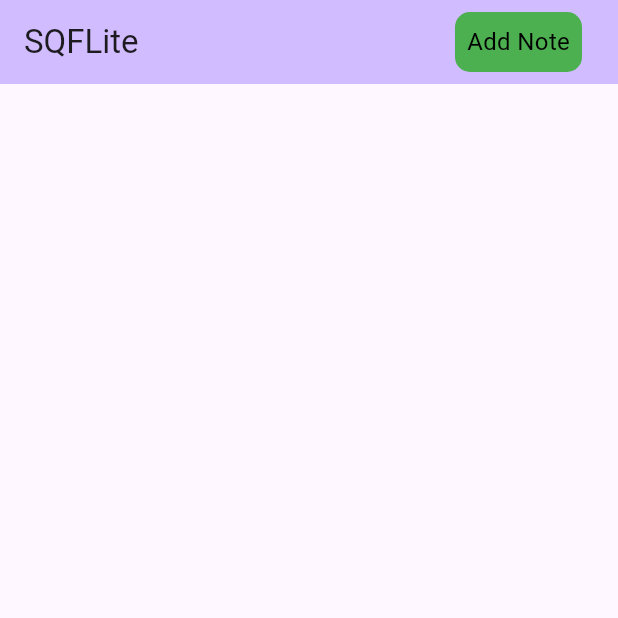
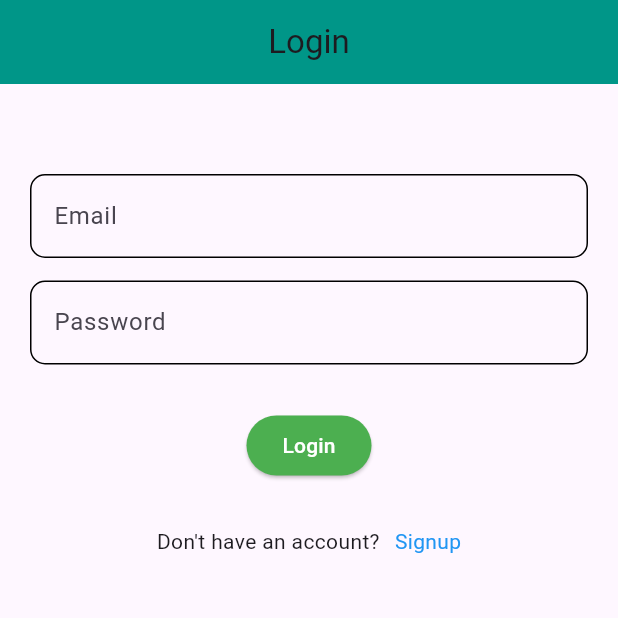
Before and after one commit to farhadkdm/batch2-code, a Flutter app: the screen it shows after launch, on a phone screen of 412 x 824 dp, the top half of it. Run offline on Flutter 3.47's test engine with Material 3 defaults, Android fonts, the light colour scheme and no system bars; our stand-ins replace firebase_auth, firebase_core, flutter_svg, fluttertoast, get_storage, google_fonts and 2 more; accounts and stored records are empty.

Commit message:
firebase

```diff
--- /dev/null
+++ b/lib/firebase/login_screen.dart
@@ -0,0 +1,101 @@
+import 'package:batch2/firebase/serives/firebase_service.dart';
+import 'package:batch2/firebase/signup_screen.dart';
+import 'package:flutter/material.dart';
+
+class LoginScreen extends StatefulWidget {
+  const LoginScreen({super.key});
+
+  @override
+  State<LoginScreen> createState() => _LoginScreenState();
+}
+
+class _LoginScreenState extends State<LoginScreen> {
+  TextEditingController emailController = TextEditingController();
+  TextEditingController passwordController = TextEditingController();
+  @override
+  Widget build(BuildContext context) {
+    return Scaffold(
+      appBar: AppBar(
+        backgroundColor: Colors.teal,
+        title: Text('Login'),
+        centerTitle: true,
+      ),
+      body: Padding(
+        padding: const EdgeInsets.only(top: 60,left: 20,right: 20),
+        child: Column(
+          children: [
+            TextField(
+              controller: emailController,
+              decoration: InputDecoration(
+                labelText: 'Email',
+                focusedBorder: OutlineInputBorder(
+                  borderRadius: BorderRadius.circular(10),
+                  borderSide: BorderSide(
+                    color: Colors.black,
+                    width: 1
+                  )),
+                enabledBorder: OutlineInputBorder(
+                  borderRadius: BorderRadius.circular(10),
+                  borderSide: BorderSide(
+                    color: Colors.black,
+                    width: 1
+                  )
+                )
+              ),
+            ),
+            SizedBox(
+              height: 15,
+            ),
+            TextField(
+              controller: passwordController,
+              decoration: InputDecoration(
+                labelText: 'Password',
+                focusedBorder: OutlineInputBorder(
+                  borderRadius: BorderRadius.circular(10),
+                  borderSide: BorderSide(
+                    color: Colors.black,
+                    width: 1
+                  )),
+                enabledBorder: OutlineInputBorder(
+                  borderRadius: BorderRadius.circular(10),
+                  borderSide: BorderSide(
+                    color: Colors.black,
+                    width: 1
+                  )
+                )
+              ),
+            ),
+            SizedBox(
+              height: 30,
+            ),
+            ElevatedButton(onPressed: (){
+              FirebaseService().signIn(emailAddress: emailController.text, password: passwordController.text,context: context);
+            },
+            style: ElevatedButton.styleFrom(
+              backgroundColor: Colors.green,
+              foregroundColor: Colors.white
+            ),
+            child: Text('Login')),
+            SizedBox(
+              height: 30,
+            ),
+            Row(
+            mainAxisAlignment: MainAxisAlignment.center,
+              children: [
+                Text('Don\'t have an account?'),
+                SizedBox(
+                  width: 10,
+                ),
+                GestureDetector(
+                  onTap: () {
+                    Navigator.push(context, MaterialPageRoute(builder: (context)=>SignupScreen()));
+                  },
+                  child: Text('Signup',style: TextStyle(color: Colors.blue),))
+              ],
+            )
+          ],
+        ),
+      ),
+    );
+  }
+}
--- /dev/null
+++ b/lib/firebase/serives/firebase_service.dart
@@ -0,0 +1,55 @@
+import 'package:batch2/firebase/home_screen.dart';
+import 'package:batch2/firebase/login_screen.dart';
+import 'package:firebase_auth/firebase_auth.dart';
+import 'package:flutter/material.dart';
+
+class FirebaseService{
+  signUp({required String emailAddress, required String password, context}) async
+  {
+    try {
+      var data = await FirebaseAuth.instance.createUserWithEmailAndPassword(
+        email: emailAddress,
+        password: password,
+      );
+    if(data.user!.uid.isNotEmpty)
+    {
+      Navigator.push(context, MaterialPageRoute(builder: (cotext)=>HomeScreen()));
+    }
+    else
+    {
+      Navigator.push(context, MaterialPageRoute(builder: (cotext)=>LoginScreen()));
+    }
+    } on FirebaseAuthException catch (e) {
+      if (e.code == 'weak-password') {
+        print('The password provided is too weak.');
+      } else if (e.code == 'email-already-in-use') {
+        print('The account already exists for that email.');
+      }
+    } catch (e) {
+      print(e);
+    }
+  }
+
+  signIn({required String emailAddress, required String password, context}) async{
+  try {
+    var data = await FirebaseAuth.instance.signInWithEmailAndPassword(
+      email: emailAddress,
+      password: password
+    );
+    if(data.user!.uid.isNotEmpty)
+    {
+      Navigator.push(context, MaterialPageRoute(builder: (cotext)=>HomeScreen()));
+    }
+    else
+    {
+      Navigator.push(context, MaterialPageRoute(builder: (cotext)=>LoginScreen()));
+    }
+  } on FirebaseAuthException catch (e) {
+    if (e.code == 'user-not-found') {
+      print('No user found for that email.');
+    } else if (e.code == 'wrong-password') {
+      print('Wrong password provided for that user.');
+    }
+  }
+}
+}
--- /dev/null
+++ b/lib/firebase/splash_screen.dart
@@ -0,0 +1,30 @@
+import 'package:batch2/firebase/home_screen.dart';
+import 'package:batch2/firebase/login_screen.dart';
+import 'package:firebase_auth/firebase_auth.dart';
+import 'package:flutter/material.dart';
+
+class SplashScreen extends StatefulWidget {
+  const SplashScreen({super.key});
+
+  @override
+  State<SplashScreen> createState() => _SplashScreenState();
+}
+
+class _SplashScreenState extends State<SplashScreen> {
+  @override
+  Widget build(BuildContext context) {
+    return Scaffold(
+      body: StreamBuilder(stream: FirebaseAuth.instance.authStateChanges(),
+      builder: (context,data){
+        if(data.hasData)
+        {
+          return HomeScreen();
+        }
+        else
+        {
+          return LoginScreen();
+        }
+      })
+    );
+  }
+}
--- a/lib/main.dart
+++ b/lib/main.dart
@@ -1,9 +1,15 @@
-import 'package:batch2/sqflite/screens/home_screen.dart';
+import 'package:batch2/firebase_options.dart';
+import 'package:firebase_core/firebase_core.dart';
 import 'package:flutter/material.dart';
 import 'package:get_storage/get_storage.dart';
 
+import 'firebase/splash_screen.dart';
+
 void main() async {
   WidgetsFlutterBinding.ensureInitialized();
+  await Firebase.initializeApp(
+    options: DefaultFirebaseOptions.currentPlatform,
+);
   await GetStorage.init();
   runApp(const MyApp());
 }
@@ -19,7 +25,7 @@ class MyApp extends StatelessWidget {
       theme: ThemeData(
         useMaterial3: true,
       ),
-      home: MyHomePage(),
+      home: SplashScreen(),
     );
   }
 }
--- a/pubspec.yaml
+++ b/pubspec.yaml
@@ -43,6 +43,8 @@ dependencies:
   get_storage: ^2.1.1
   sqflite: ^2.3.2
   path: any
+  firebase_core: ^2.27.0
+  firebase_auth: ^4.17.8
 
 dev_dependencies:
   flutter_test:
```
Also changed, not shown: lib/firebase/home_screen.dart (added, +45 -0 lines), lib/firebase/signup_screen.dart (added, +83 -0 lines), lib/firebase_options.dart (added), pubspec.lock, 7 other files.
